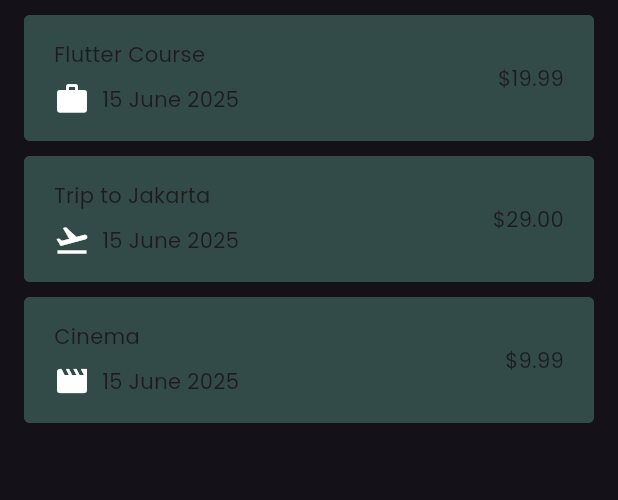
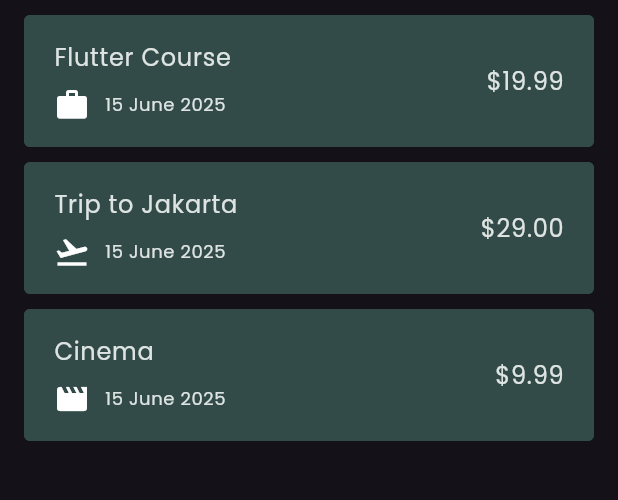
Before and after one commit to atidhira-id/flutter-expense-tracker--app, a Flutter app: the screen it shows after launch, on a phone screen of 412 x 824 dp, the part 114-614 px from its top. Run offline on Flutter 3.47's test engine with Material 3 defaults, Android fonts, the phone set to English and light mode, and no system bars; our stand-ins replace google_fonts.

Commit message:
feat: reuse theme styles to style this widget

```diff
--- a/lib/widgets/expenses_list/expense_item.dart
+++ b/lib/widgets/expenses_list/expense_item.dart
@@ -20,18 +20,27 @@ class ExpenseItem extends StatelessWidget {
             Column(
               crossAxisAlignment: CrossAxisAlignment.start,
               children: [
-                Text(expense.title),
+                Text(
+                  expense.title,
+                  style: Theme.of(context).textTheme.bodyLarge,
+                ),
                 SizedBox(height: 8),
                 Row(
                   children: [
                     Icon(expense.categoryIcon),
-                    SizedBox(width: 8),
-                    Text(expense.formattedDate),
+                    SizedBox(width: 10),
+                    Text(
+                      expense.formattedDate,
+                      style: Theme.of(context).textTheme.bodySmall,
+                    ),
                   ],
                 ),
               ],
             ),
-            Text('\$${expense.amount.toStringAsFixed(2)}'),
+            Text(
+              '\$${expense.amount.toStringAsFixed(2)}',
+              style: Theme.of(context).textTheme.bodyLarge,
+            ),
           ],
         ),
       ),
```
